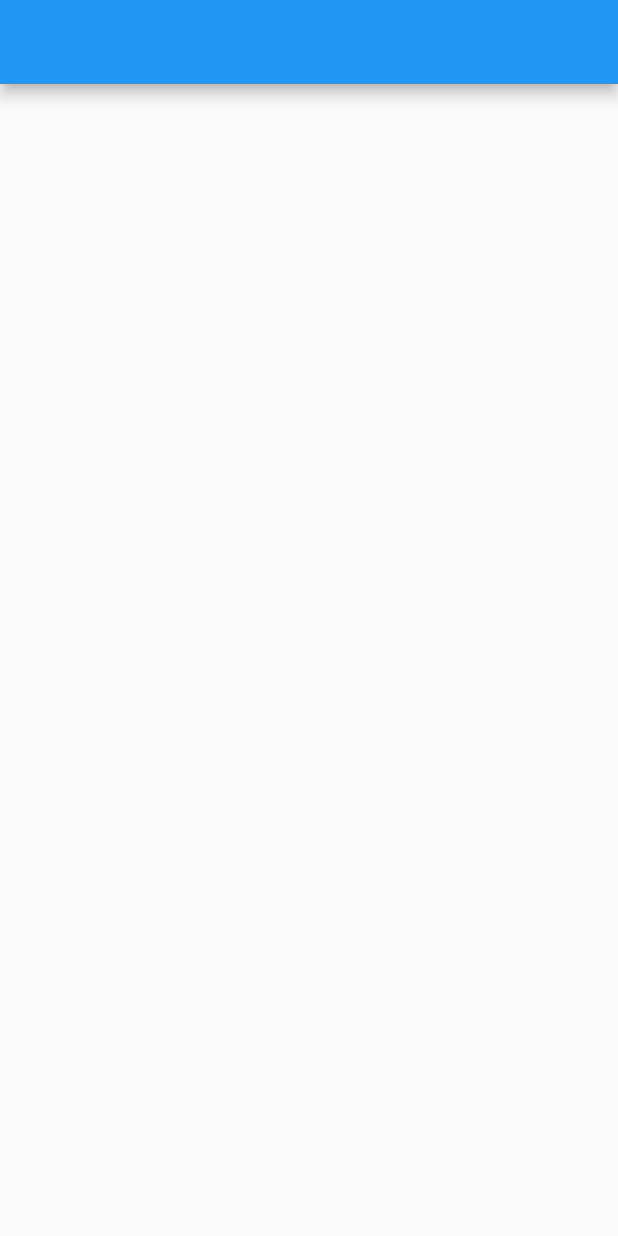
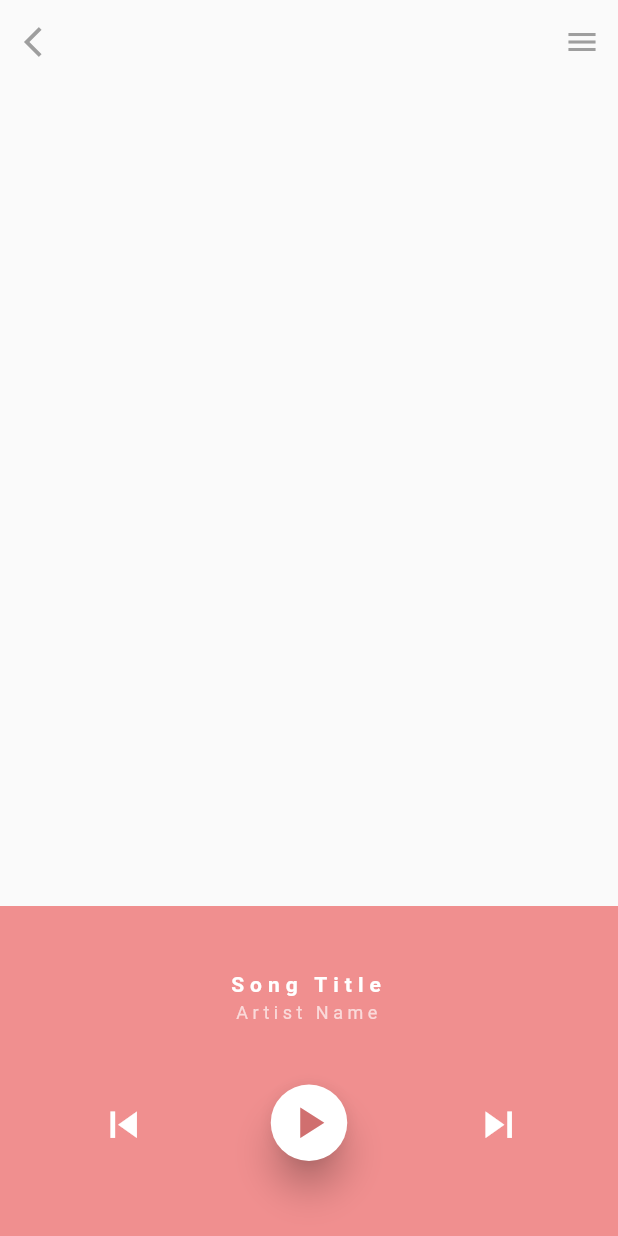
Before and after one commit to cerineu/flutter_ui_challenge_music_player, a Flutter app: the screen it shows after launch, on a phone screen of 412 x 824 dp. Run offline on Flutter 3.47's test engine with Material 2 defaults, Android fonts, the phone set to English and light mode, and no system bars.

Commit message:
Created static UI for song title, artist name, and playback controls.

```diff
--- a/lib/main.dart
+++ b/lib/main.dart
@@ -1,4 +1,5 @@
 import 'package:flutter/material.dart';
+import 'package:music_player/theme.dart';
 
 void main() => runApp(new MyApp());
 
@@ -7,6 +8,7 @@ class MyApp extends StatelessWidget {
   Widget build(BuildContext context) {
     return new MaterialApp(
       title: 'Music Player',
+      debugShowCheckedModeBanner: false,
       theme: new ThemeData(
         primarySwatch: Colors.blue,
       ),
@@ -26,9 +28,159 @@ class _MyHomePageState extends State<MyHomePage> {
   Widget build(BuildContext context) {
     return new Scaffold(
       appBar: new AppBar(
+        backgroundColor: Colors.transparent,
+        elevation: 0.0,
+        leading: new IconButton(
+          icon: new Icon(
+            Icons.arrow_back_ios,
+            color: Colors.grey,
+          ),
+          onPressed: () {},
+        ),
         title: new Text(''),
+        actions: <Widget>[
+          new IconButton(
+            icon: new Icon(
+              Icons.menu,
+              color: Colors.grey,
+            ),
+            onPressed: () {},
+          ),
+        ],
       ),
-      body: new Center(),
+      body: new MusicPlayer(),
     );
   }
 }
+
+class MusicPlayer extends StatefulWidget {
+  @override
+  _MusicPlayerState createState() => new _MusicPlayerState();
+}
+
+class _MusicPlayerState extends State<MusicPlayer> {
+  @override
+  Widget build(BuildContext context) {
+    return new Center(
+      child: new Column(
+        children: <Widget>[
+          // Seek bar and album art
+          new Expanded(
+            child: new Container(),
+          ),
+
+          // Visualizer
+          new Container(
+            width: double.infinity,
+            height: 125.0,
+          ),
+
+          // Song title, artist name, playback controls
+          new Container(
+            width: double.infinity,
+            child: new Material(
+              shadowColor: const Color(0x44000000),
+              color: accentColor,
+              child: new Padding(
+                padding: const EdgeInsets.only(top: 40.0, bottom: 50.0),
+                child: new Column(
+                  children: <Widget>[
+                    // Song title and artist name
+                    new RichText(
+                      text: new TextSpan(
+                          text: '',
+                          children: [
+                            new TextSpan(
+                              text: 'Song Title\n',
+                              style: new TextStyle(
+                                color: Colors.white,
+                                fontSize: 14.0,
+                                fontWeight: FontWeight.bold,
+                                letterSpacing: 4.0,
+                                height: 1.5,
+                              ),
+                            ),
+                            new TextSpan(
+                              text: 'Artist Name',
+                              style: new TextStyle(
+                                color: Colors.white.withAlpha(0xAA),
+                                fontSize: 12.0,
+                                letterSpacing: 3.0,
+                                height: 1.5,
+                              ),
+                            ),
+                          ]
+                      ),
+                      textAlign: TextAlign.center,
+                    ),
+
+                    new Padding(
+                      padding: const EdgeInsets.only(top: 40.0),
+                      child: new Row(
+                        children: <Widget>[
+                          new Expanded(child: new Container()),
+
+                          new IconButton(
+                            splashColor: lightAccentColor,
+                            highlightColor: Colors.transparent,
+                            icon: new Icon(
+                              Icons.skip_previous,
+                              color: Colors.white,
+                              size: 35.0,
+                            ),
+                            onPressed: () {
+                              // TODO:
+                            },
+                          ),
+
+                          new Expanded(child: new Container()),
+
+                          new RawMaterialButton(
+                            shape: new CircleBorder(),
+                            fillColor: Colors.white,
+                            splashColor: lightAccentColor,
+                            highlightColor: lightAccentColor.withAlpha(0x88),
+                            elevation: 10.0,
+                            highlightElevation: 5.0,
+                            onPressed: () {
+                              // TODO:
+                            },
+                            child: new Padding(
+                              padding: const EdgeInsets.all(8.0),
+                              child: new Icon(
+                                Icons.play_arrow,
+                                color: darkAccentColor,
+                                size: 35.0,
+                              ),
+                            ),
+                          ),
+
+                          new Expanded(child: new Container()),
+
+                          new IconButton(
+                            splashColor: lightAccentColor,
+                            highlightColor: Colors.transparent,
+                            icon: new Icon(
+                              Icons.skip_next,
+                              color: Colors.white,
+                              size: 35.0,
+                            ),
+                            onPressed: () {
+                              // TODO:
+                            },
+                          ),
+
+                          new Expanded(child: new Container()),
+                        ],
+                      ),
+                    )
+                  ],
+                ),
+              ),
+            ),
+          )
+        ],
+      ),
+    );
+  }
+}
--- /dev/null
+++ b/lib/theme.dart
@@ -0,0 +1,5 @@
+import 'dart:ui';
+
+const Color accentColor = const Color(0xFFf08f8f);
+const Color lightAccentColor = const Color(0xFFFFAFAF);
+const Color darkAccentColor = const Color(0xFFD06F6F);
```
Also changed, not shown: lib/songs.dart (added, +68 -0 lines), pubspec.lock.
